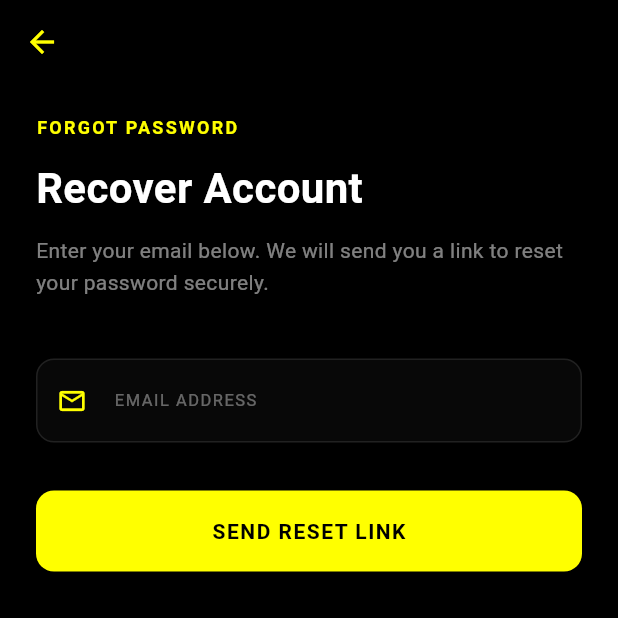
After one commit to Abdullahshaz70/GYM_SAAS, a Flutter app: the screen it shows after launch, after a tap on "Forgot Password?", on a phone screen of 412 x 824 dp, the top half of it. The commit adds this screen. Run offline on Flutter 3.47's test engine with Material 3 defaults, Android fonts, the phone set to English and light mode, and no system bars; our stand-ins replace cloud_firestore, firebase_auth, firebase_core, firebase_storage, image_picker and 3 more; missing offline and left inert: dart:ffi, mobile_scanner; accounts and stored records are empty.

Commit message:
- Forgot Password Complete

```diff
--- /dev/null
+++ b/lib/auth/forgot_password_screen.dart
@@ -0,0 +1,167 @@
+import 'dart:ffi';
+
+import 'package:flutter/material.dart';
+import 'package:firebase_auth/firebase_auth.dart';
+
+class ForgotPasswordScreen extends StatefulWidget {
+  const ForgotPasswordScreen({super.key});
+
+  @override
+  State<ForgotPasswordScreen> createState() => _ForgotPasswordScreenState();
+}
+
+class _ForgotPasswordScreenState extends State<ForgotPasswordScreen> {
+  final TextEditingController emailController = TextEditingController();
+  bool loading = false;
+
+  @override
+  void dispose() {
+    emailController.dispose();
+    super.dispose();
+  }
+
+  Future<void> resetPassword() async {
+    if (emailController.text.trim().isEmpty) {
+      _showSnack("Please enter your email", Colors.orange);
+      return;
+    }
+
+    setState(() => loading = true);
+
+    try {
+      await FirebaseAuth.instance.sendPasswordResetEmail(
+        email: emailController.text.trim(),
+      );
+
+      _showSnack("Reset link sent! Check your inbox ✅", Colors.yellowAccent);
+
+      if (mounted) {
+        Future.delayed(const Duration(seconds: 2), () {
+          if (mounted) Navigator.pop(context);
+        });
+      }
+
+    } on FirebaseAuthException catch (e) {
+      _showSnack(e.message ?? "Error", Colors.redAccent);
+    } finally {
+      if (mounted) setState(() => loading = false);
+    }
+  }
+
+  void _showSnack(String msg, Color color) {
+    ScaffoldMessenger.of(context).showSnackBar(
+      SnackBar(
+        content: Text(msg, style: const TextStyle(color: Colors.black, fontWeight: FontWeight.bold)),
+        backgroundColor: color,
+        behavior: SnackBarBehavior.floating,
+        shape: RoundedRectangleBorder(borderRadius: BorderRadius.circular(10)),
+      ),
+    );
+  }
+
+  @override
+  Widget build(BuildContext context) {
+    return Scaffold(
+      backgroundColor: Colors.black,
+      appBar: AppBar(
+        backgroundColor: Colors.transparent,
+        elevation: 0,
+        iconTheme: const IconThemeData(color: Colors.yellowAccent),
+      ),
+      body: GestureDetector(
+        behavior: HitTestBehavior.opaque,
+        onTap: () {FocusScope.of(context).unfocus();},
+
+        child:     Padding(
+        padding: const EdgeInsets.symmetric(horizontal: 24),
+        child: Column(
+          crossAxisAlignment: CrossAxisAlignment.start,
+          children: [
+            const SizedBox(height: 20),
+            const Text(
+              "FORGOT PASSWORD",
+              style: TextStyle(
+                color: Colors.yellowAccent,
+                fontSize: 12,
+                fontWeight: FontWeight.bold,
+                letterSpacing: 1.5,
+              ),
+            ),
+            const SizedBox(height: 12),
+            const Text(
+              "Recover Account",
+              style: TextStyle(
+                color: Colors.white,
+                fontSize: 28,
+                fontWeight: FontWeight.bold,
+              ),
+            ),
+            const SizedBox(height: 12),
+            Text(
+              "Enter your email below. We will send you a link to reset your password securely.",
+              style: TextStyle(
+                color: Colors.white.withOpacity(0.5),
+                fontSize: 14,
+                height: 1.5,
+              ),
+            ),
+            const SizedBox(height: 40),
+            TextField(
+              controller: emailController,
+              keyboardType: TextInputType.emailAddress,
+              style: const TextStyle(color: Colors.white),
+              cursorColor: Colors.yellowAccent,
+              decoration: InputDecoration(
+                labelText: "EMAIL ADDRESS",
+                labelStyle: const TextStyle(color: Colors.white38, fontSize: 11, letterSpacing: 1),
+                // hintText: "example@gym.com",
+                hintStyle: const TextStyle(color: Colors.white10),
+                prefixIcon: const Icon(Icons.email_outlined, color: Colors.yellowAccent, size: 20),
+                filled: true,
+                fillColor: Colors.white.withOpacity(0.03),
+                enabledBorder: OutlineInputBorder(
+                  borderRadius: BorderRadius.circular(12),
+                  borderSide: BorderSide(color: Colors.white.withOpacity(0.1)),
+                ),
+                focusedBorder: OutlineInputBorder(
+                  borderRadius: BorderRadius.circular(12),
+                  borderSide: const BorderSide(color: Colors.yellowAccent, width: 1),
+                ),
+              ),
+            ),
+            const SizedBox(height: 32),
+            SizedBox(
+              width: double.infinity,
+              height: 54,
+              child: ElevatedButton(
+                onPressed: loading ? null : resetPassword,
+                style: ElevatedButton.styleFrom(
+                  backgroundColor: Colors.yellowAccent,
+                  foregroundColor: Colors.black,
+                  disabledBackgroundColor: Colors.yellowAccent.withOpacity(0.2),
+                  shape: RoundedRectangleBorder(borderRadius: BorderRadius.circular(12)),
+                  elevation: 0,
+                ),
+                child: loading
+                    ? const SizedBox(
+                        height: 20,
+                        width: 20,
+                        child: CircularProgressIndicator(color: Colors.black, strokeWidth: 2),
+                      )
+                    : const Text(
+                        "SEND RESET LINK",
+                        style: TextStyle(fontWeight: FontWeight.bold, letterSpacing: 1),
+                      ),
+              ),
+            ),
+          ],
+        ),
+      ),
+
+      )
+
+
+
+    );
+  }
+}
--- a/lib/auth/login.dart
+++ b/lib/auth/login.dart
@@ -4,9 +4,11 @@ import 'package:cloud_firestore/cloud_firestore.dart';
 import 'package:saas/shared/qr_scan.dart';
 import 'package:saas/features/staff/gym_staff.dart';
 import 'register.dart';
+import 'forgot_password_screen.dart';
 
 import '../features/owner/gym_owner_screen.dart';
 import '../features/user/gym_user.dart';
+
 
 class Login extends StatefulWidget {
   const Login({super.key});
@@ -141,8 +143,6 @@ class _LoginState extends State<Login> {
   }
 }
 
-
-
   @override
   Widget build(BuildContext context) {
     return GestureDetector(
@@ -245,8 +245,24 @@ class _LoginState extends State<Login> {
                           ),
                         ),
                       ),
-                      const SizedBox(height: 30),
+                      // const SizedBox(height: 30),
 
+
+                      Align(
+                        alignment: Alignment.centerRight,
+                        child: TextButton(
+                        onPressed: () {
+                          Navigator.push(
+                            context,
+                            MaterialPageRoute(
+                              builder: (_) => const ForgotPasswordScreen(),
+                            ),
+                          );
+                        },
+                        child: const Text("Forgot Password?"),
+                      ),
+
+                      ),
 
 
                       SizedBox(
```
